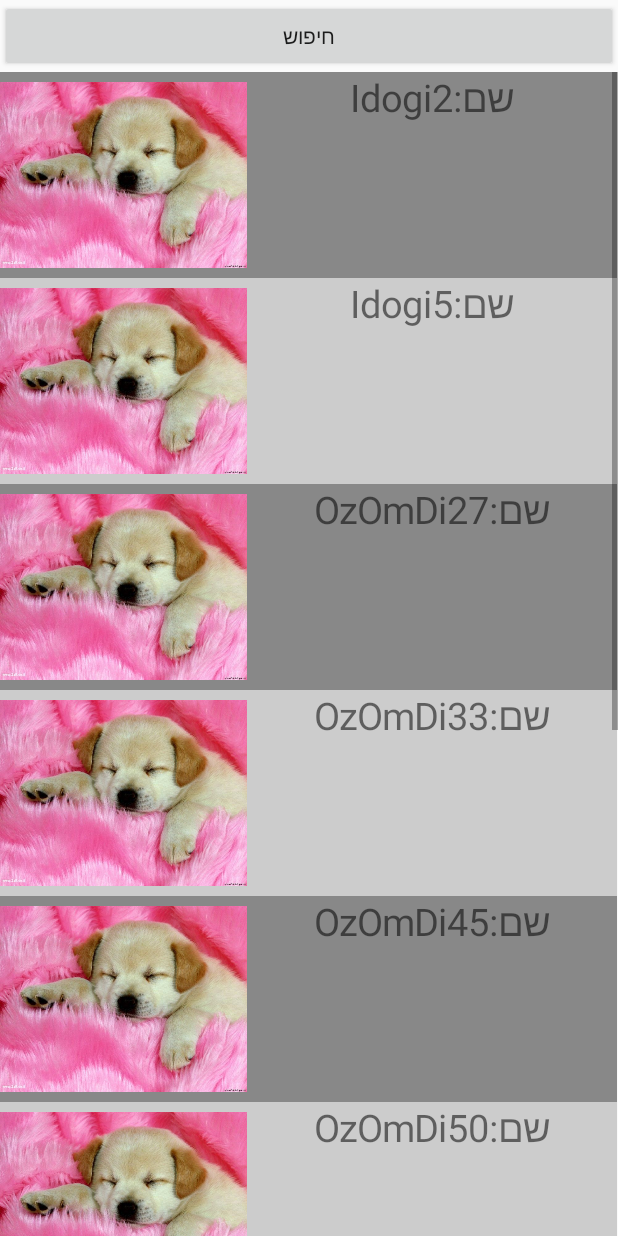
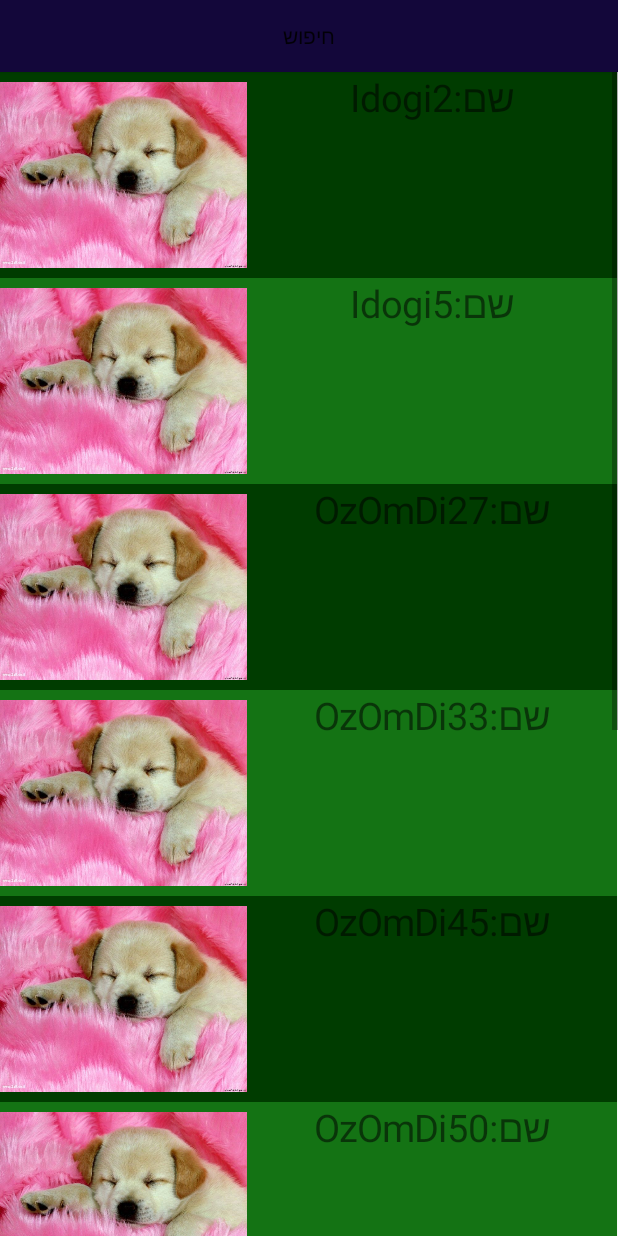
Before and after one commit to OzesGit/PetBook, an Android app: the ResultListActivity screen opened directly, with no data from a screen before it, on a phone screen of 412 x 824 dp. Run offline under Robolectric (Android 15) with nearby library versions, the phone set to English and light mode, and no system bars; 1 statement that could not run was skipped.

Commit message:
changed colors

```diff
--- a/app/src/main/java/com/petbook/ido/petbook/ResultListActivity.java
+++ b/app/src/main/java/com/petbook/ido/petbook/ResultListActivity.java
@@ -40,6 +40,7 @@ public class ResultListActivity extends Activity {
         if(!blPerarea)
         {
             btnSearch = new Button(this);
+            btnSearch.setBackgroundColor(Color.argb(255,19, 7, 58));
             btnSearch.setText("חיפוש");
             btnSearch.setOnClickListener(new View.OnClickListener() {
                 @Override
@@ -87,7 +88,6 @@ public class ResultListActivity extends Activity {
             cont.setOnClickListener(new View.OnClickListener() {
                     @Override
                     public void onClick(View v) {
-
                         Intent i = new Intent(getApplicationContext(),PetDetailsActivity.class);
                         i.putExtra("petId",1);
                         startActivity(i);
@@ -98,11 +98,11 @@ public class ResultListActivity extends Activity {
             cont.requestLayout();
             if(zebra)
             {
-                cont.setBackgroundColor(Color.LTGRAY);
+                cont.setBackgroundColor(Color.argb(255,20, 115, 20));
                 zebra = false;
             }
             else{
-                cont.setBackgroundColor(Color.GRAY);
+                cont.setBackgroundColor(Color.argb(255,0, 60, 0));
                 zebra = true;
             }
 
```
Also changed, not shown: app/src/main/java/com/petbook/ido/petbook/PetDetailsActivity.java (+5 -4 lines).
